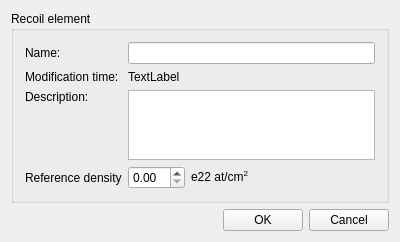
JYU-IBA/potku, file ui_files/ui_recoil_info_dialog.ui: the form before one commit.
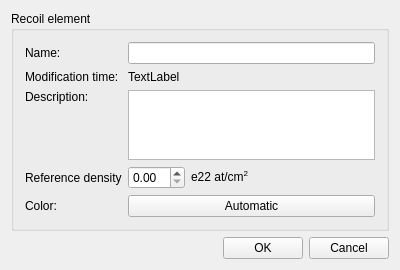
The form after the commit.

Commit message: The user can change the color of the recoil after creating it. The color is updated to the distribution and the circle indicating the color.

```diff
--- a/ui_files/ui_recoil_info_dialog.ui
+++ b/ui_files/ui_recoil_info_dialog.ui
@@ -174,6 +174,20 @@
             </layout>
            </widget>
           </item>
+          <item row="4" column="0">
+           <widget class="QLabel" name="label_2">
+            <property name="text">
+             <string>Color:</string>
+            </property>
+           </widget>
+          </item>
+          <item row="4" column="1">
+           <widget class="QPushButton" name="colorPushButton">
+            <property name="text">
+             <string>Automatic</string>
+            </property>
+           </widget>
+          </item>
          </layout>
         </item>
        </layout>
```
The commit also changes 3 other files.
